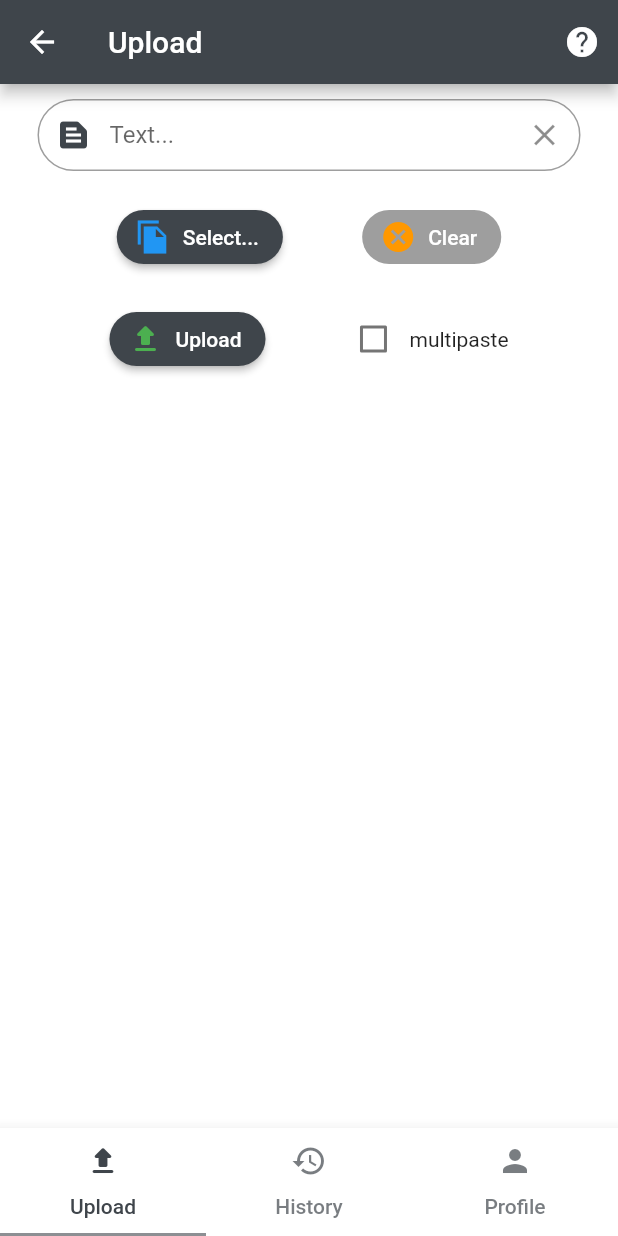
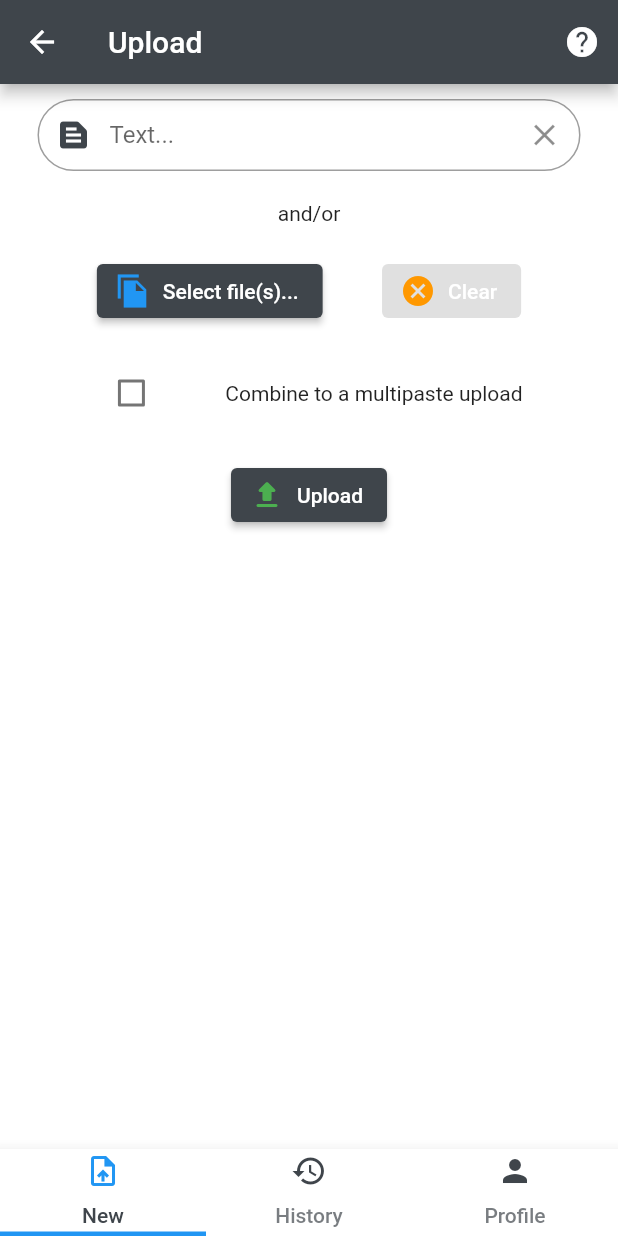
Before and after one commit to v4rakh/fbmobile, a Flutter app: the AuthenticatedTabBarView screen opened directly, on a phone screen of 412 x 824 dp. Run offline on Flutter 3.47's test engine with Material 2 defaults, Android fonts, the phone set to English and light mode, and no system bars; our stand-ins replace expandable, file_picker, flutter_linkify, flutter_translate, get_it, logger and 5 more; missing offline and left inert: clipboard, receive_sharing_intent; accounts and stored records are empty; generated files the repository leaves out were written again.

Commit message:
Improved visual differences when uploading, improved visuals in bottom tab bar, updated dependencies and removed deprecation warnings for some buttons, released 1.2.1+7

```diff
--- a/lib/core/manager/dialog_manager.dart
+++ b/lib/core/manager/dialog_manager.dart
@@ -31,7 +31,7 @@ class _DialogManagerState extends State<DialogManager> {
     List<Widget> actions = <Widget>[];
 
     if (request.buttonTitleDeny != null && request.buttonTitleDeny.isNotEmpty) {
-      Widget denyBtn = FlatButton(
+      Widget denyBtn = TextButton(
         child: Text(request.buttonTitleDeny),
         onPressed: () {
           _dialogService.dialogComplete(DialogResponse(confirmed: false));
@@ -40,7 +40,7 @@ class _DialogManagerState extends State<DialogManager> {
       actions.add(denyBtn);
     }
 
-    Widget confirmBtn = FlatButton(
+    Widget confirmBtn = TextButton(
       child: Text(request.buttonTitleAccept),
       onPressed: () {
         _dialogService.dialogComplete(DialogResponse(confirmed: true));
--- a/lib/ui/views/history_view.dart
+++ b/lib/ui/views/history_view.dart
@@ -45,7 +45,7 @@ class HistoryView extends StatelessWidget {
   }
 
   Widget _render(HistoryModel model, String url, BuildContext context) {
-    List<Widget> cards = List<Widget>();
+    List<Widget> cards = [];
 
     if (model.pastes.length > 0) {
       model.pastes.reversed.forEach((paste) {
@@ -75,13 +75,13 @@ class HistoryView extends StatelessWidget {
                         label: translate('history.copy_link.dismiss'),
                         textColor: Colors.blue,
                         onPressed: () {
-                          Scaffold.of(context).hideCurrentSnackBar();
+                          ScaffoldMessenger.of(context).hideCurrentSnackBar();
                         },
                       ),
                       content: Text(translate('history.copy_link.copied')),
                       duration: Duration(seconds: 10),
                     );
-                    Scaffold.of(context).showSnackBar(snackBar);
+                    ScaffoldMessenger.of(context).showSnackBar(snackBar);
                   });
                 }));
 
--- a/lib/ui/views/profile_view.dart
+++ b/lib/ui/views/profile_view.dart
@@ -57,16 +57,12 @@ class ProfileView extends StatelessWidget {
                     UIHelper.verticalSpaceMedium(),
                     Padding(
                         padding: const EdgeInsets.only(left: 25.0, right: 25.0),
-                        child: RaisedButton.icon(
+                        child: ElevatedButton.icon(
                             icon: Icon(Icons.remove_red_eye, color: Colors.blue),
                             label: Text(
                               translate('profile.reveal_api_key'),
                               style: TextStyle(color: buttonForegroundColor),
                             ),
-                            shape: RoundedRectangleBorder(
-                              borderRadius: BorderRadius.circular(24),
-                            ),
-                            color: primaryAccentColor,
                             onPressed: () {
                               return model.revealApiKey(apiKey);
                             })),
--- a/lib/ui/views/tabbar_anonymous.dart
+++ b/lib/ui/views/tabbar_anonymous.dart
@@ -18,7 +18,7 @@ class AnonymousTabBarState extends State<AnonymousTabBarView> with SingleTickerP
   List<Widget> _tabPages = [LoginView()];
   List<bool> _hasInit = [true];
 
-  List<Widget> _tabsButton = [Tab(icon: Icon(Icons.person_outline), text: translate('tabs.login'))];
+  List<Widget> _tabsButton = [Tab(icon: Icon(Icons.person_outline, color: Colors.blue), text: translate('tabs.login'))];
 
   @override
   void initState() {
@@ -49,6 +49,8 @@ class AnonymousTabBarState extends State<AnonymousTabBarView> with SingleTickerP
       bottomNavigationBar: BottomAppBar(
         child: TabBar(
           labelColor: primaryAccentColor,
+          indicatorColor: Colors.blue,
+          indicatorWeight: 3.0,
           tabs: _tabsButton,
           controller: _tabController,
         ),
--- a/lib/ui/views/tabbar_authenticated.dart
+++ b/lib/ui/views/tabbar_authenticated.dart
@@ -50,24 +50,39 @@ class AuthenticatedTabBarState extends State<AuthenticatedTabBarView> with Singl
   Widget build(BuildContext context) {
     double width = MediaQuery.of(context).size.width;
     double yourWidth = width / 3;
-    double yourHeight = 70;
+    double yourHeight = 55;
 
     List<Widget> _tabsButton = [
       Container(
           width: yourWidth,
           height: yourHeight,
           alignment: Alignment.center,
-          child: Tab(icon: Icon(Icons.upload_rounded), text: translate('tabs.upload'))),
+          child: Tab(
+              icon: Icon(
+                Icons.upload_file,
+                color: _currentTabIndex == 0 ? Colors.blue : primaryAccentColor,
+              ),
+              text: translate('tabs.upload'))),
       Container(
           width: yourWidth,
           height: yourHeight,
           alignment: Alignment.center,
-          child: Tab(icon: Icon(Icons.history), text: translate('tabs.history'))),
+          child: Tab(
+              icon: Icon(
+                Icons.history,
+                color: _currentTabIndex == 1 ? Colors.blue : primaryAccentColor,
+              ),
+              text: translate('tabs.history'))),
       Container(
           width: yourWidth,
           height: yourHeight,
           alignment: Alignment.center,
-          child: Tab(icon: Icon(Icons.person), text: translate('tabs.profile'))),
+          child: Tab(
+              icon: Icon(
+                Icons.person,
+                color: _currentTabIndex == 2 ? Colors.blue : primaryAccentColor,
+              ),
+              text: translate('tabs.profile'))),
     ];
 
     return Scaffold(
@@ -76,6 +91,8 @@ class AuthenticatedTabBarState extends State<AuthenticatedTabBarView> with Singl
           child: TabBar(
         indicatorSize: TabBarIndicatorSize.label,
         labelColor: primaryAccentColor,
+        indicatorColor: Colors.blue,
+        indicatorWeight: 3.0,
         labelPadding: EdgeInsets.all(0),
         tabs: _tabsButton,
         isScrollable: true,
--- a/lib/ui/views/upload_view.dart
+++ b/lib/ui/views/upload_view.dart
@@ -62,29 +62,27 @@ class UploadView extends StatelessWidget {
                             Padding(
                                 padding: const EdgeInsets.only(top: 10.0, bottom: 10.0),
                                 child: Row(
+                                    mainAxisAlignment: MainAxisAlignment.spaceEvenly,
+                                    crossAxisAlignment: CrossAxisAlignment.end,
+                                    children: [Text(translate('upload.and_or'))])),
+                            Padding(
+                                padding: const EdgeInsets.only(top: 10.0, bottom: 10.0),
+                                child: Row(
                                   mainAxisAlignment: MainAxisAlignment.spaceEvenly,
                                   crossAxisAlignment: CrossAxisAlignment.end,
                                   children: [
-                                    RaisedButton.icon(
+                                    ElevatedButton.icon(
                                         icon: Icon(Icons.file_copy_sharp, color: Colors.blue),
-                                        shape: RoundedRectangleBorder(
-                                          borderRadius: BorderRadius.circular(24),
-                                        ),
-                                        color: primaryAccentColor,
                                         onPressed: () => model.openFileExplorer(),
                                         label: Text(
                                           translate('upload.open_file_explorer'),
                                           style: TextStyle(color: buttonForegroundColor),
                                         )),
-                                    RaisedButton.icon(
+                                    ElevatedButton.icon(
                                         icon: Icon(Icons.cancel, color: Colors.orange),
                                         onPressed: model.paths != null && model.paths.length > 0
                                             ? () => model.clearCachedFiles()
                                             : null,
-                                        shape: RoundedRectangleBorder(
-                                          borderRadius: BorderRadius.circular(24),
-                                        ),
-                                        color: primaryAccentColor,
                                         label: Text(
                                           translate('upload.clear_temporary_files'),
                                           style: TextStyle(color: buttonForegroundColor),
@@ -95,13 +93,21 @@ class UploadView extends StatelessWidget {
                                 padding: const EdgeInsets.only(top: 10.0, bottom: 10.0),
                                 child: Row(
                                     mainAxisAlignment: MainAxisAlignment.spaceEvenly,
+                                    crossAxisAlignment: CrossAxisAlignment.center,
+                                    children: [
+                                      Checkbox(
+                                        value: model.createMulti,
+                                        onChanged: (v) => model.toggleCreateMulti(),
+                                      ),
+                                      Text(translate('upload.multipaste')),
+                                    ])),
+                            Padding(
+                                padding: const EdgeInsets.only(top: 10.0, bottom: 10.0),
+                                child: Row(
+                                    mainAxisAlignment: MainAxisAlignment.spaceEvenly,
                                     crossAxisAlignment: CrossAxisAlignment.end,
                                     children: [
-                                      RaisedButton.icon(
-                                          shape: RoundedRectangleBorder(
-                                            borderRadius: BorderRadius.circular(24),
-                                          ),
-                                          color: primaryAccentColor,
+                                      ElevatedButton.icon(
                                           onPressed: () async {
                                             Map<String, bool> items = await model.upload();
 
@@ -119,13 +125,13 @@ class UploadView extends StatelessWidget {
                                                     label: translate('upload.dismiss'),
                                                     textColor: Colors.blue,
                                                     onPressed: () {
-                                                      Scaffold.of(context).hideCurrentSnackBar();
+                                                      ScaffoldMessenger.of(context).hideCurrentSnackBar();
                                                     },
                                                   ),
                                                   content: Text(translate('upload.uploaded')),
                                                   duration: Duration(seconds: 10),
                                                 );
-                                                Scaffold.of(context).showSnackBar(snackBar);
+                                                ScaffoldMessenger.of(context).showSnackBar(snackBar);
                                               });
                                             }
                                           },
@@ -134,15 +140,6 @@ class UploadView extends StatelessWidget {
                                             translate('upload.upload'),
                                             style: TextStyle(color: buttonForegroundColor),
                                           )),
-                                      Row(
-                                        children: [
-                                          Checkbox(
-                                            value: model.createMulti,
-                                            onChanged: (v) => model.toggleCreateMulti(),
-                                          ),
-                                          Text(translate('upload.multipaste')),
-                                        ],
-                                      )
                                     ])),
                             model.errorMessage != null && model.errorMessage.isNotEmpty
                                 ? (Padding(
```
Also changed, not shown: assets/i18n/en.json (+4 -3 lines), lib/ui/views/login_view.dart (+1 -6 lines), pubspec.yaml (+13 -13 lines), 1 other file.
